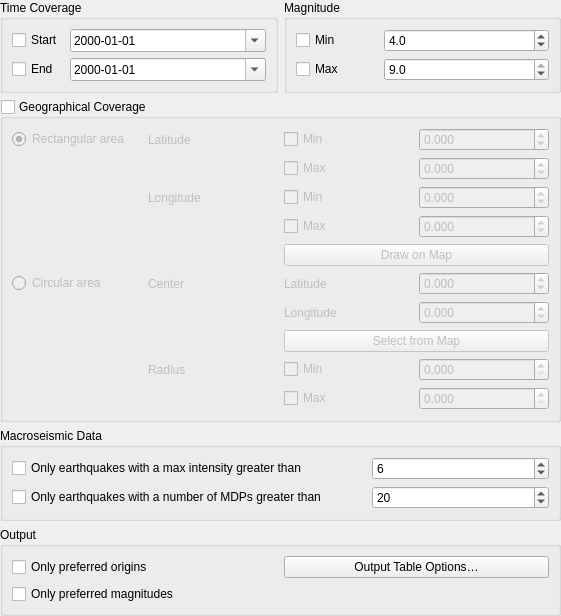
Before: the Qt Designer form qquake/filter_parameter_widget_base.ui in INGV/qquake, drawn with Qt 5.
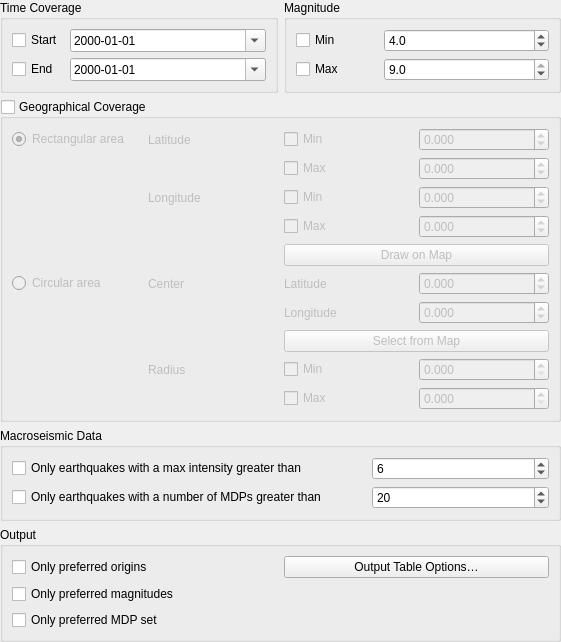
After: the same form once the commit is applied.

Commit message: Add output mdp option

```diff
--- a/qquake/filter_parameter_widget_base.ui
+++ b/qquake/filter_parameter_widget_base.ui
@@ -420,6 +420,13 @@
         </property>
        </widget>
       </item>
+      <item row="2" column="0">
+       <widget class="QCheckBox" name="output_preferred_mdp_only_check">
+        <property name="text">
+         <string>Only preferred MDP set</string>
+        </property>
+       </widget>
+      </item>
      </layout>
     </widget>
    </item>
```
Left out of the diff: 14 changed lines with no effect on the pictures. The commit also changes 3 other files.
